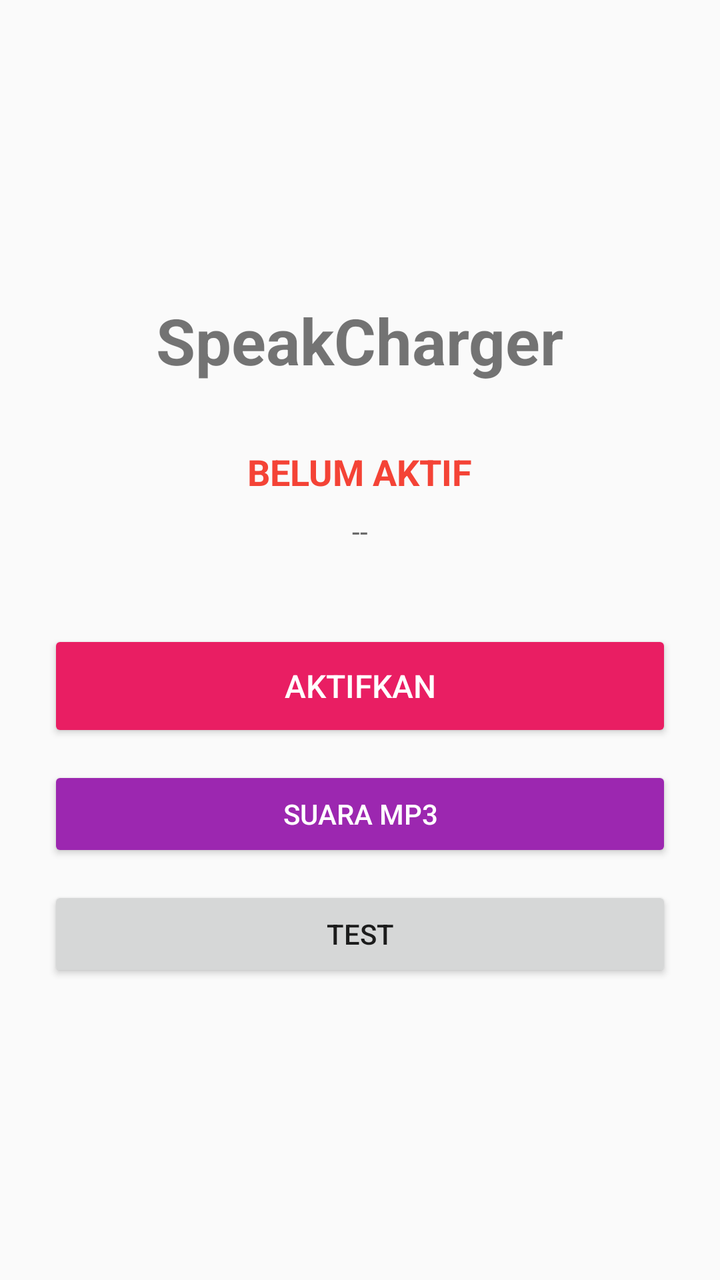
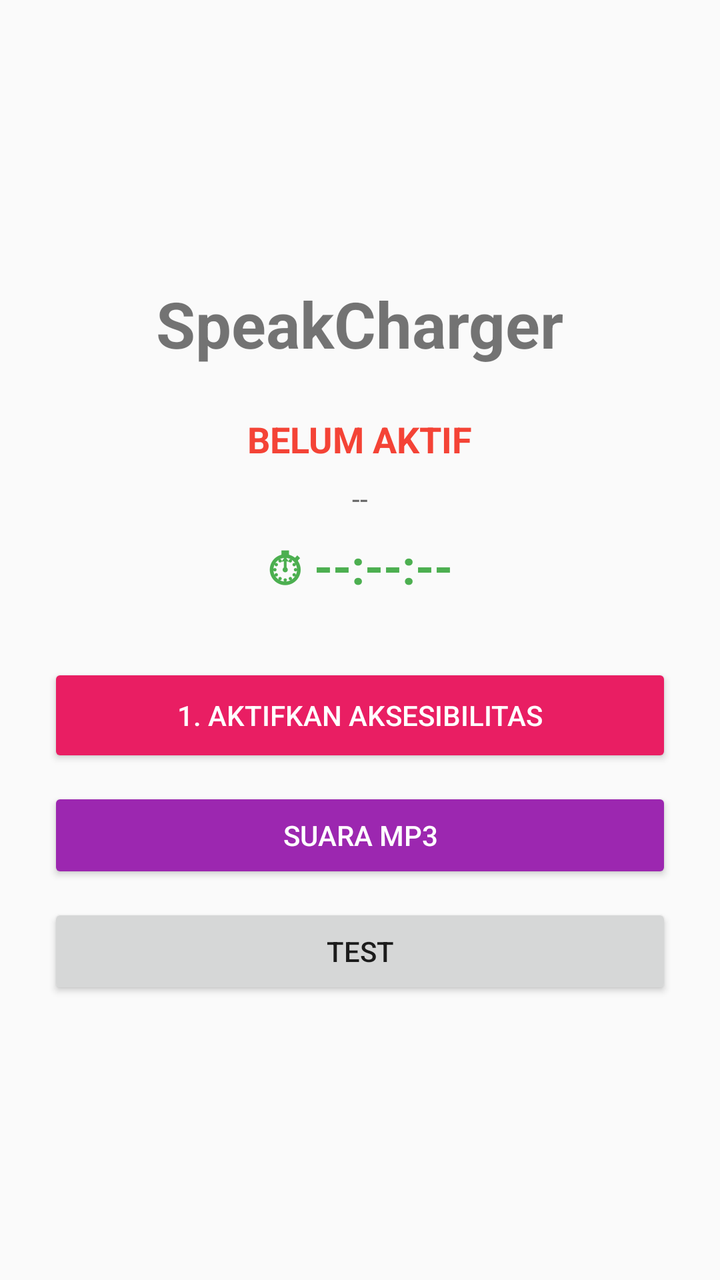

An Android layout rendered at two revisions. The XML below is the earlier revision; the diff shows what the commit changed to produce the second picture.
<!-- AndroidManifest.xml: application theme Theme.AppCompat.Light.DarkActionBar -->
<!-- res/layout/activity_main.xml -->
<?xml version="1.0" encoding="utf-8"?>
<LinearLayout xmlns:android="http://schemas.android.com/apk/res/android"
    android:layout_width="match_parent"
    android:layout_height="match_parent"
    android:orientation="vertical"
    android:padding="24dp"
    android:gravity="center">

    <TextView
        android:text="SpeakCharger"
        android:textSize="32sp"
        android:textStyle="bold"
        android:layout_marginBottom="32dp"
        android:layout_width="wrap_content"
        android:layout_height="wrap_content"/>

    <TextView
        android:id="@+id/tvAccessStatus"
        android:text="BELUM AKTIF"
        android:textSize="18sp"
        android:textStyle="bold"
        android:textColor="#F44336"
        android:layout_marginBottom="8dp"
        android:layout_width="wrap_content"
        android:layout_height="wrap_content"/>

    <TextView
        android:id="@+id/tvBattery"
        android:text="--"
        android:textSize="14sp"
        android:textColor="#666666"
        android:layout_marginBottom="40dp"
        android:layout_width="wrap_content"
        android:layout_height="wrap_content"/>

    <Button
        android:id="@+id/btnAccessibility"
        android:text="Aktifkan"
        android:textSize="16sp"
        android:textColor="#FFFFFF"
        android:backgroundTint="#E91E63"
        android:layout_width="match_parent"
        android:layout_height="56dp"
        android:layout_marginBottom="12dp"/>

    <Button
        android:id="@+id/btnSettings"
        android:text="Suara MP3"
        android:textSize="14sp"
        android:textColor="#FFFFFF"
        android:backgroundTint="#9C27B0"
        android:layout_width="match_parent"
        android:layout_height="48dp"
        android:layout_marginBottom="12dp"/>

    <Button
        android:id="@+id/btnTest"
        android:text="Test"
        android:textSize="14sp"
        android:layout_width="match_parent"
        android:layout_height="48dp"/>

</LinearLayout>
<!-- resources referenced by this layout -->
<resources>

</resources>

<!-- the commit's change to res/layout/activity_main.xml (unified diff, before → after) -->
@@ -10,7 +10,7 @@
         android:text="SpeakCharger"
         android:textSize="32sp"
         android:textStyle="bold"
-        android:layout_marginBottom="32dp"
+        android:layout_marginBottom="24dp"
         android:layout_width="wrap_content"
         android:layout_height="wrap_content"/>
 
@@ -29,19 +29,29 @@
         android:text="--"
         android:textSize="14sp"
         android:textColor="#666666"
-        android:layout_marginBottom="40dp"
+        android:layout_marginBottom="8dp"
+        android:layout_width="wrap_content"
+        android:layout_height="wrap_content"/>
+
+    <TextView
+        android:id="@+id/tvTimer"
+        android:text="⏱ --:--:--"
+        android:textSize="24sp"
+        android:textStyle="bold"
+        android:textColor="#4CAF50"
+        android:layout_marginBottom="32dp"
         android:layout_width="wrap_content"
         android:layout_height="wrap_content"/>
 
     <Button
         android:id="@+id/btnAccessibility"
-        android:text="Aktifkan"
-        android:textSize="16sp"
+        android:text="1. Aktifkan Aksesibilitas"
+        android:textSize="14sp"
         android:textColor="#FFFFFF"
         android:backgroundTint="#E91E63"
         android:layout_width="match_parent"
-        android:layout_height="56dp"
-        android:layout_marginBottom="12dp"/>
+        android:layout_height="52dp"
+        android:layout_marginBottom="10dp"/>
 
     <Button
         android:id="@+id/btnSettings"
@@ -51,7 +61,7 @@
         android:backgroundTint="#9C27B0"
         android:layout_width="match_parent"
         android:layout_height="48dp"
-        android:layout_marginBottom="12dp"/>
+        android:layout_marginBottom="10dp"/>
 
     <Button
         android:id="@+id/btnTest"
